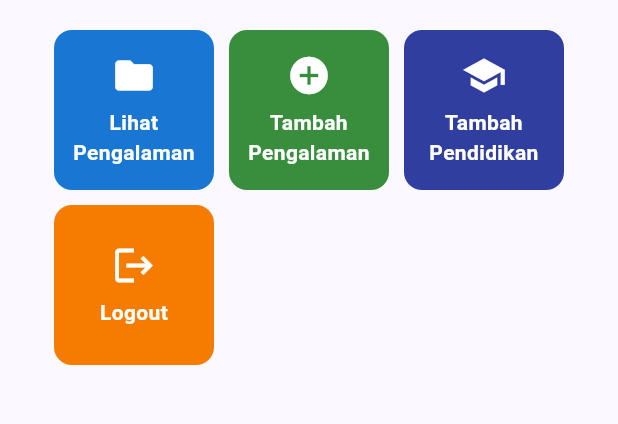
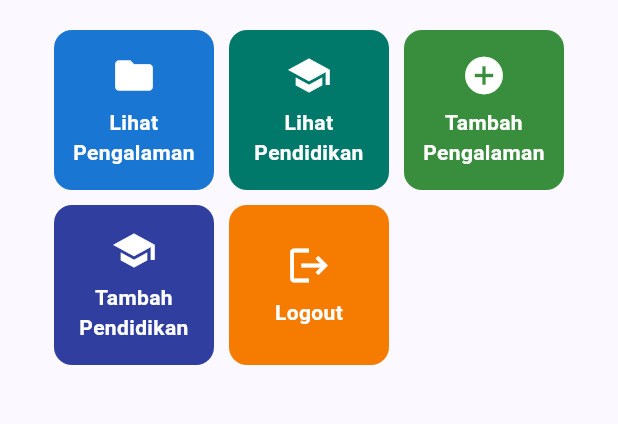
Before and after one commit to Rapcuyyy/myportofolio_mobile, a Flutter app: the screen it shows after launch, in the side drawer, after a tap on "Home", on a phone screen of 412 x 824 dp, the part 357-781 px from its top. Run offline on Flutter 3.47's test engine with Material 3 defaults, Android fonts, the phone set to English and light mode, and no system bars; our stand-ins replace material_ui; generated files the repository leaves out were written again.

Commit message:
feat: menambahkan navigasi ke education dan pilihan page pada menu dan drawer

```diff
--- a/lib/screens/menu.dart
+++ b/lib/screens/menu.dart
@@ -20,6 +20,7 @@ class MyHomePage extends StatelessWidget {
 
   final List<ItemHomepage> items = [
     ItemHomepage("Lihat Pengalaman", Icons.folder, Colors.blue.shade700),
+    ItemHomepage("Lihat Pendidikan", Icons.school, Colors.teal.shade700),
     ItemHomepage("Tambah Pengalaman", Icons.add_circle, Colors.green.shade700),
     ItemHomepage("Tambah Pendidikan", Icons.school, Colors.indigo.shade700),
     ItemHomepage("Logout", Icons.logout, Colors.orange.shade700),
--- a/lib/widgets/left_drawer.dart
+++ b/lib/widgets/left_drawer.dart
@@ -1,5 +1,6 @@
 import 'package:material_ui/material_ui.dart';
 import 'package:myportofolio_mobile/screens/education_form.dart';
+import 'package:myportofolio_mobile/screens/education_list_screen.dart';
 import 'package:myportofolio_mobile/screens/experience_form.dart';
 import 'package:myportofolio_mobile/screens/login_screen.dart';
 import 'package:myportofolio_mobile/screens/menu.dart';
@@ -24,8 +25,10 @@ class LeftDrawer extends StatelessWidget {
               children: [
                 Text(
                   'My Portfolio',
+                  maxLines: 1,
+                  overflow: TextOverflow.ellipsis,
                   style: TextStyle(
-                    fontSize: 30,
+                    fontSize: 20,
                     fontWeight: FontWeight.bold,
                     color: Colors.white,
                   ),
@@ -33,7 +36,9 @@ class LeftDrawer extends StatelessWidget {
                 SizedBox(height: 10),
                 Text(
                   'Explore personal projects and experiences!',
-                  style: TextStyle(fontSize: 15, color: Colors.white),
+                  maxLines: 2,
+                  overflow: TextOverflow.ellipsis,
+                  style: TextStyle(fontSize: 12, color: Colors.white),
                 ),
               ],
             ),
@@ -60,6 +65,19 @@ class LeftDrawer extends StatelessWidget {
                 context,
                 MaterialPageRoute(
                   builder: (context) => const ExperienceFormPage(),
+                ),
+              );
+            },
+          ),
+          ListTile(
+            leading: const Icon(Icons.school_outlined),
+            title: const Text('View Education'),
+            onTap: () {
+              Navigator.pop(context);
+              Navigator.push(
+                context,
+                MaterialPageRoute(
+                  builder: (context) => const EducationListScreen(),
                 ),
               );
             },
```
Also changed, not shown: lib/widgets/experience_card.dart (+11 -0 lines), 1 other file.
